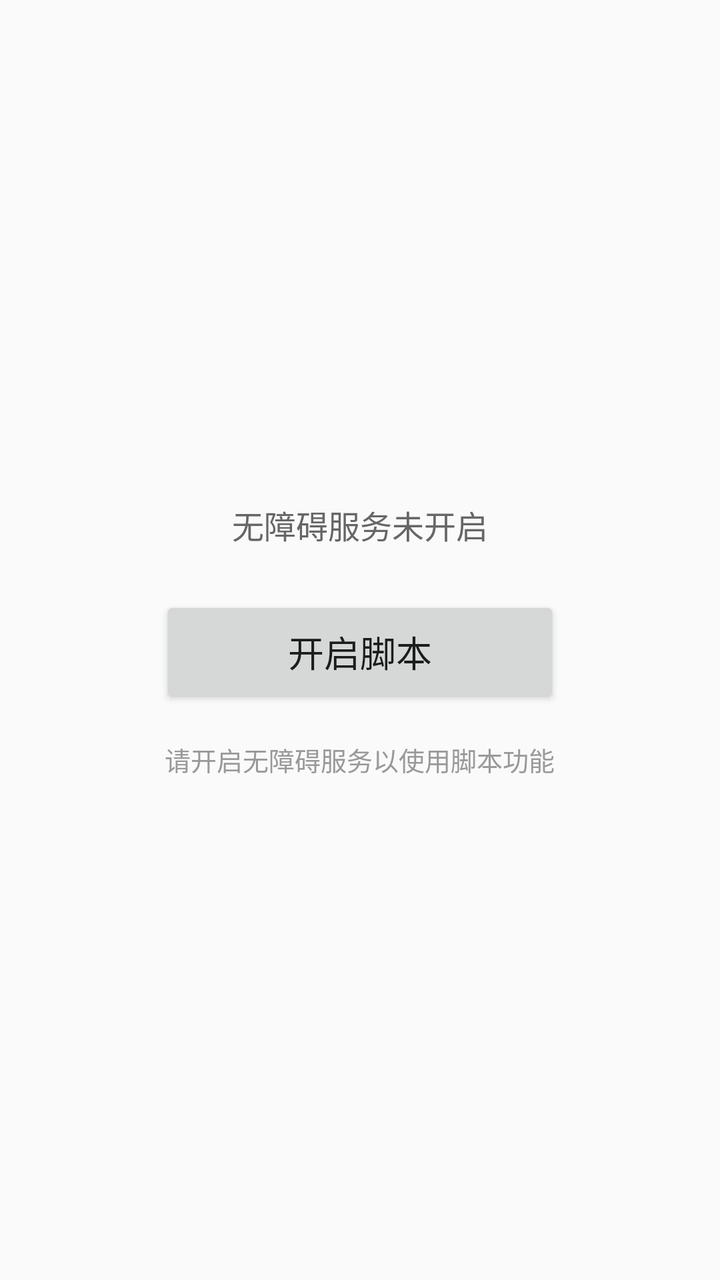
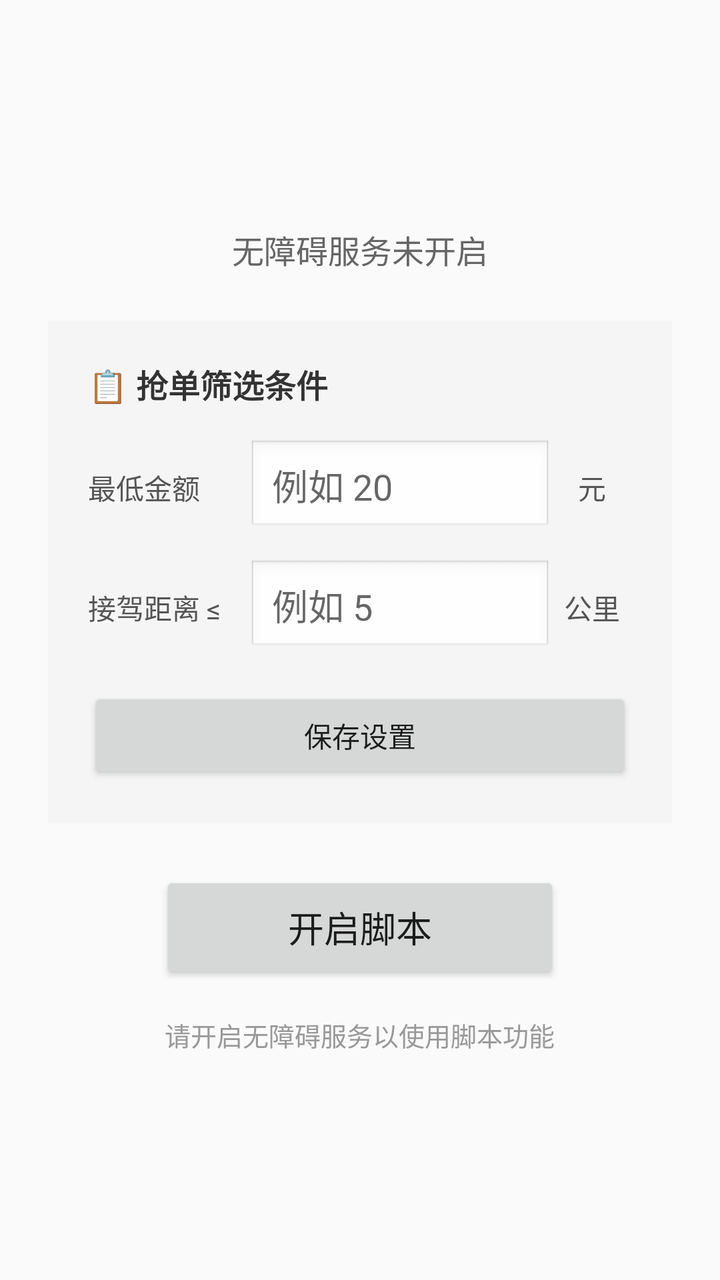

Screens rendered from an Android XML layout before and after an edit, with the pre-edit source and the edit as a unified diff.
<!-- AndroidManifest.xml: application theme Theme.AppCompat.Light.DarkActionBar -->
<!-- res/layout/activity_main.xml -->
<?xml version="1.0" encoding="utf-8"?>
<LinearLayout
    xmlns:android="http://schemas.android.com/apk/res/android"
    android:layout_width="match_parent"
    android:layout_height="match_parent"
    android:gravity="center"
    android:orientation="vertical"
    android:padding="24dp">

    <TextView
        android:id="@+id/tvStatus"
        android:layout_width="wrap_content"
        android:layout_height="wrap_content"
        android:text="@string/status_service_off"
        android:textSize="16sp"
        android:textColor="#666666"
        android:layout_marginBottom="24dp" />

    <Button
        android:id="@+id/btnOpenScript"
        android:layout_width="200dp"
        android:layout_height="56dp"
        android:text="@string/btn_open_script"
        android:textSize="18sp" />

    <TextView
        android:layout_width="wrap_content"
        android:layout_height="wrap_content"
        android:text="@string/hint_open_accessibility"
        android:textSize="13sp"
        android:textColor="#999999"
        android:layout_marginTop="16dp"
        android:gravity="center" />

</LinearLayout>
<!-- resources referenced by this layout -->
<resources>
  <string name="btn_open_script">开启脚本</string>
  <string name="hint_open_accessibility">请开启无障碍服务以使用脚本功能</string>
  <string name="status_service_off">无障碍服务未开启</string>
</resources>

<!-- the commit's change to res/layout/activity_main.xml (unified diff, before → after) -->
@@ -7,6 +7,7 @@
     android:orientation="vertical"
     android:padding="24dp">
 
+    
     <TextView
         android:id="@+id/tvStatus"
         android:layout_width="wrap_content"
@@ -16,6 +17,101 @@
         android:textColor="#666666"
         android:layout_marginBottom="24dp" />
 
+    
+    <LinearLayout
+        android:layout_width="match_parent"
+        android:layout_height="wrap_content"
+        android:orientation="vertical"
+        android:background="#F5F5F5"
+        android:padding="20dp"
+        android:layout_marginBottom="24dp">
+
+        <TextView
+            android:layout_width="wrap_content"
+            android:layout_height="wrap_content"
+            android:text="📋 抢单筛选条件"
+            android:textSize="16sp"
+            android:textColor="#333333"
+            android:textStyle="bold"
+            android:layout_marginBottom="16dp" />
+
+        
+        <LinearLayout
+            android:layout_width="match_parent"
+            android:layout_height="wrap_content"
+            android:orientation="horizontal"
+            android:gravity="center_vertical"
+            android:layout_marginBottom="12dp">
+
+            <TextView
+                android:layout_width="80dp"
+                android:layout_height="wrap_content"
+                android:text="最低金额"
+                android:textSize="14sp"
+                android:textColor="#555555" />
+
+            <EditText
+                android:id="@+id/etMinAmount"
+                android:layout_width="0dp"
+                android:layout_height="48dp"
+                android:layout_weight="1"
+                android:inputType="numberDecimal"
+                android:hint="例如 20"
+                android:padding="12dp"
+                android:background="@android:drawable/edit_text" />
+
+            <TextView
+                android:layout_width="40dp"
+                android:layout_height="wrap_content"
+                android:text="元"
+                android:textSize="14sp"
+                android:textColor="#555555"
+                android:gravity="center" />
+        </LinearLayout>
+
+        
+        <LinearLayout
+            android:layout_width="match_parent"
+            android:layout_height="wrap_content"
+            android:orientation="horizontal"
+            android:gravity="center_vertical"
+            android:layout_marginBottom="16dp">
+
+            <TextView
+                android:layout_width="80dp"
+                android:layout_height="wrap_content"
+                android:text="接驾距离 ≤"
+                android:textSize="14sp"
+                android:textColor="#555555" />
+
+            <EditText
+                android:id="@+id/etMaxDistance"
+                android:layout_width="0dp"
+                android:layout_height="48dp"
+                android:layout_weight="1"
+                android:inputType="numberDecimal"
+                android:hint="例如 5"
+                android:padding="12dp"
+                android:background="@android:drawable/edit_text" />
+
+            <TextView
+                android:layout_width="40dp"
+                android:layout_height="wrap_content"
+                android:text="公里"
+                android:textSize="14sp"
+                android:textColor="#555555"
+                android:gravity="center" />
+        </LinearLayout>
+
+        
+        <Button
+            android:id="@+id/btnSave"
+            android:layout_width="match_parent"
+            android:layout_height="48dp"
+            android:text="保存设置" />
+    </LinearLayout>
+
+    
     <Button
         android:id="@+id/btnOpenScript"
         android:layout_width="200dp"
